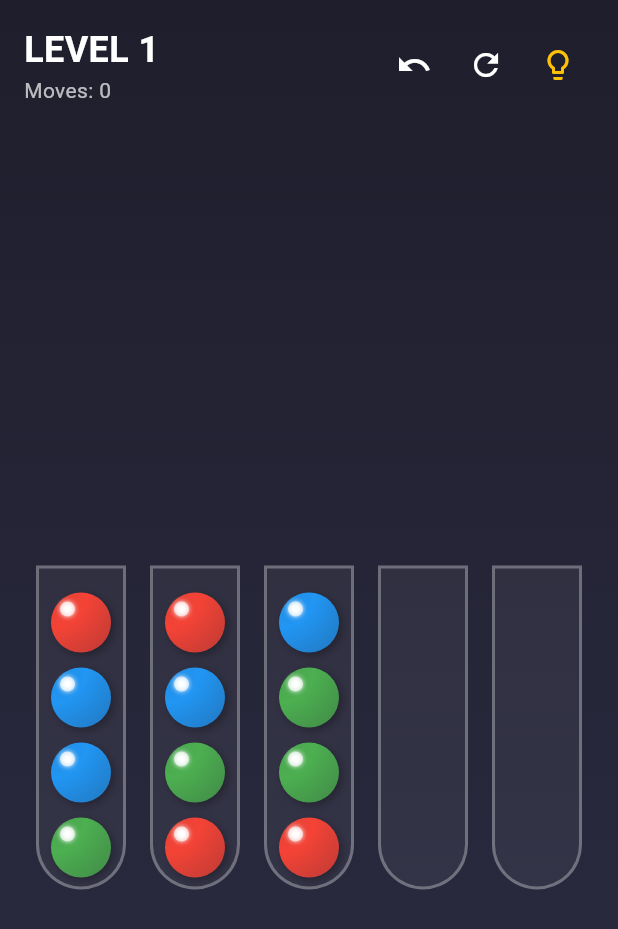
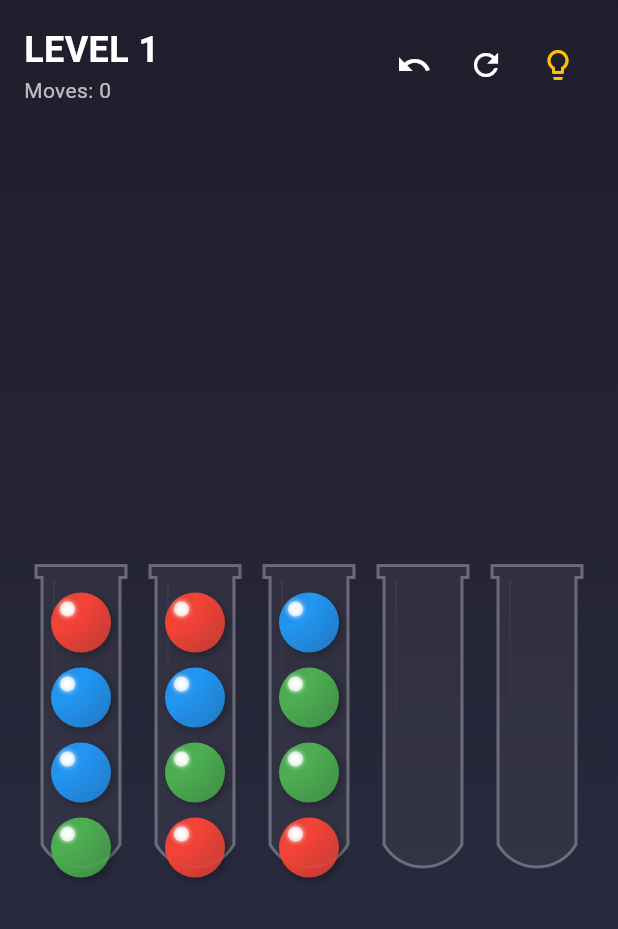
Before and after one commit to onemanylov/ball-sort-flutter, a Flutter app: the screen it shows after launch, after a tap on "PLAY", on a phone screen of 412 x 824 dp. Shown: the top 929 px of the screen. Run offline on Flutter 3.47's test engine with Material 3 defaults, Android fonts, the phone set to English and light mode, and no system bars; our stand-ins replace equatable, shared_preferences.

Commit message:
update tube shape

```diff
--- a/lib/widgets/tube_widget.dart
+++ b/lib/widgets/tube_widget.dart
@@ -43,26 +43,17 @@ class TubeWidget extends StatelessWidget {
               alignment: Alignment.bottomCenter,
               clipBehavior: Clip.none,
               children: [
-                // The Tube Glass
-                Container(
-                  height: tubeHeight,
-                  width: width,
-                  decoration: BoxDecoration(
-                    color: Colors.white.withValues(alpha: 0.05),
-                    borderRadius: const BorderRadius.only(
-                      bottomLeft: Radius.circular(30),
-                      bottomRight: Radius.circular(30),
-                    ),
-                    border: Border.all(
-                      color: isHintTarget
-                          ? Colors.purpleAccent
-                          : (isValidTarget ? Colors.greenAccent.withValues(alpha: 0.8) : (isSelected ? Colors.amber.withValues(alpha: 0.8) : Colors.white.withValues(alpha: 0.3))),
-                      width: (isValidTarget || isSelected || isHintTarget) ? 3 : 2,
-                    ),
-                    boxShadow: [
-                      if (isValidTarget) BoxShadow(color: Colors.greenAccent.withValues(alpha: 0.3), blurRadius: 10),
-                      if (isHintTarget) BoxShadow(color: Colors.purpleAccent.withValues(alpha: 0.6), blurRadius: 15, spreadRadius: 2),
-                    ],
+                // The Tube Glass (Custom Shape)
+                CustomPaint(
+                  size: Size(width, tubeHeight),
+                  painter: _TubePainter(
+                    glassColor: Colors.white.withValues(alpha: 0.05),
+                    borderColor: isHintTarget
+                        ? Colors.purpleAccent
+                        : (isValidTarget ? Colors.greenAccent.withValues(alpha: 0.8) : (isSelected ? Colors.amber.withValues(alpha: 0.8) : Colors.white.withValues(alpha: 0.3))),
+                    borderWidth: (isValidTarget || isSelected || isHintTarget) ? 3 : 2,
+                    showShadow: isValidTarget || isHintTarget,
+                    shadowColor: isHintTarget ? Colors.purpleAccent.withValues(alpha: 0.6) : Colors.greenAccent.withValues(alpha: 0.3),
                   ),
                 ),
 
@@ -105,3 +96,120 @@ class TubeWidget extends StatelessWidget {
     );
   }
 }
+
+class _TubePainter extends CustomPainter {
+  final Color glassColor;
+  final Color borderColor;
+  final double borderWidth;
+  final bool showShadow;
+  final Color shadowColor;
+
+  _TubePainter({
+    required this.glassColor,
+    required this.borderColor,
+    required this.borderWidth,
+    this.showShadow = false,
+    this.shadowColor = Colors.transparent,
+  });
+
+  @override
+  void paint(Canvas canvas, Size size) {
+    final paint = Paint()
+      ..color = glassColor
+      ..style = PaintingStyle.fill;
+
+    final borderPaint = Paint()
+      ..color = borderColor
+      ..style = PaintingStyle.stroke
+      ..strokeWidth = borderWidth;
+
+    if (showShadow) {
+      final shadowPaint = Paint()
+        ..color = shadowColor
+        ..style = PaintingStyle.stroke
+        ..strokeWidth = borderWidth + 4
+        ..maskFilter = const MaskFilter.blur(BlurStyle.normal, 10);
+
+      // Draw shadow path first
+      final shadowPath = _getTubePath(size);
+      canvas.drawPath(shadowPath, shadowPaint);
+    }
+
+    final path = _getTubePath(size);
+
+    // Draw Glass Fill
+    canvas.drawPath(path, paint);
+
+    // Draw Border
+    canvas.drawPath(path, borderPaint);
+
+    // Draw subtle reflection/shine
+    final shinePath = Path();
+    shinePath.moveTo(size.width * 0.2, 10);
+    shinePath.lineTo(size.width * 0.2, size.height - 20);
+
+    final shinePaint = Paint()
+      ..shader = LinearGradient(
+        colors: [Colors.white.withValues(alpha: 0.1), Colors.transparent],
+        begin: Alignment.topCenter,
+        end: Alignment.bottomCenter
+      ).createShader(Rect.fromLTWH(0, 0, size.width, size.height));
+
+    canvas.drawPath(shinePath, shinePaint);
+  }
+
+  Path _getTubePath(Size size) {
+    final path = Path();
+    final double lipHeight = 8.0;
+    final double lipOverhang = 4.0;
+    final double cornerRadius = size.width / 2; // Semi-circle bottom
+
+    // Start Top Left Lip
+    path.moveTo(0, 0); // Top Left Outer
+    path.lineTo(size.width, 0); // Top Right Outer
+    path.lineTo(size.width, lipHeight); // Lip visual height (we don't cut back in, we just draw the boxish lip?)
+
+    // Actually, user wants "Flask with Lip".
+    // Usually: Wide top, necks in slightly? Or just straight tube with rim?
+    // "Tube" puzzle usually straight sides.
+    // Lip means:
+    //  ____
+    // |    |  <-- Rim
+    // |    |
+    // |    |
+    // |____|
+
+    // Let's do:
+    // Move to Lip Top Left (-overhang) ? No, we are bounded by size.width.
+    // Let's assume size.width includes the lip.
+    // Main body is narrower.
+
+    double bodyWidth = size.width - (lipOverhang * 2);
+    // Left Start of Lip
+    path.moveTo(0, 0);
+    path.lineTo(size.width, 0);
+    path.lineTo(size.width, lipHeight);
+    // Neck in
+    path.lineTo(size.width - lipOverhang, lipHeight);
+    // Go down
+    path.lineTo(size.width - lipOverhang, size.height - cornerRadius);
+    // Arc Close Bottom
+    path.arcToPoint(
+      Offset(lipOverhang, size.height - cornerRadius),
+      radius: Radius.circular(cornerRadius),
+      clockwise: true,
+    );
+    // Go Up Left Side
+    path.lineTo(lipOverhang, lipHeight);
+    // Flare out
+    path.lineTo(0, lipHeight);
+    path.close();
+
+    return path;
+  }
+
+  @override
+  bool shouldRepaint(covariant _TubePainter oldDelegate) {
+     return oldDelegate.borderColor != borderColor || oldDelegate.borderWidth != borderWidth;
+  }
+}
```
